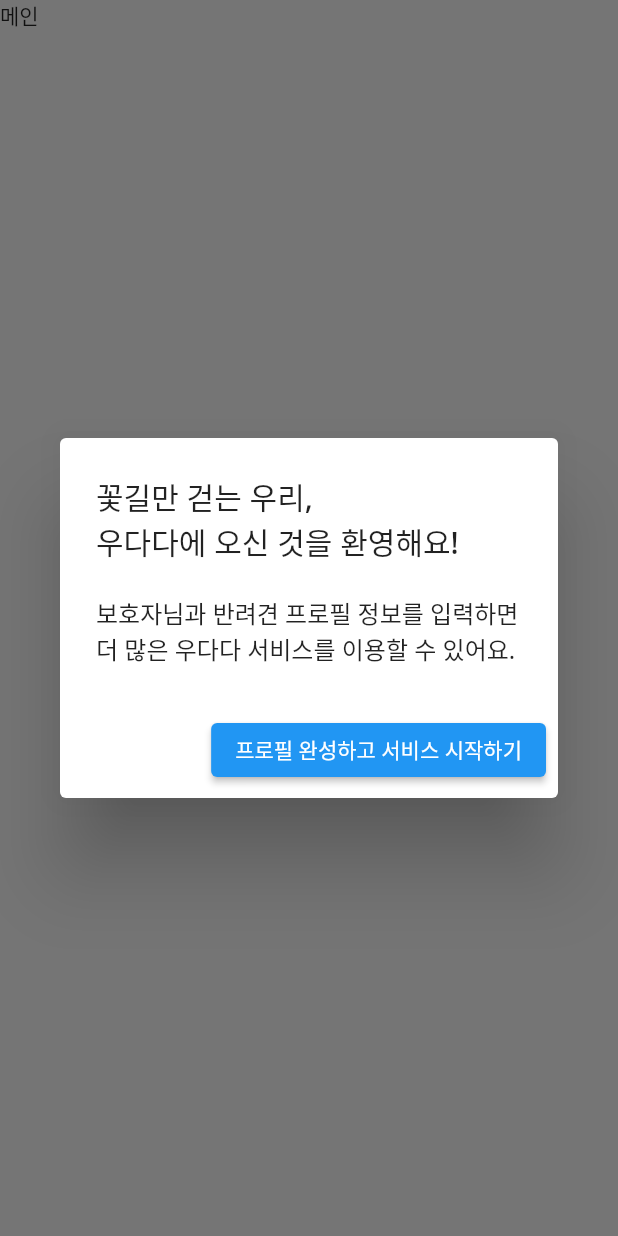
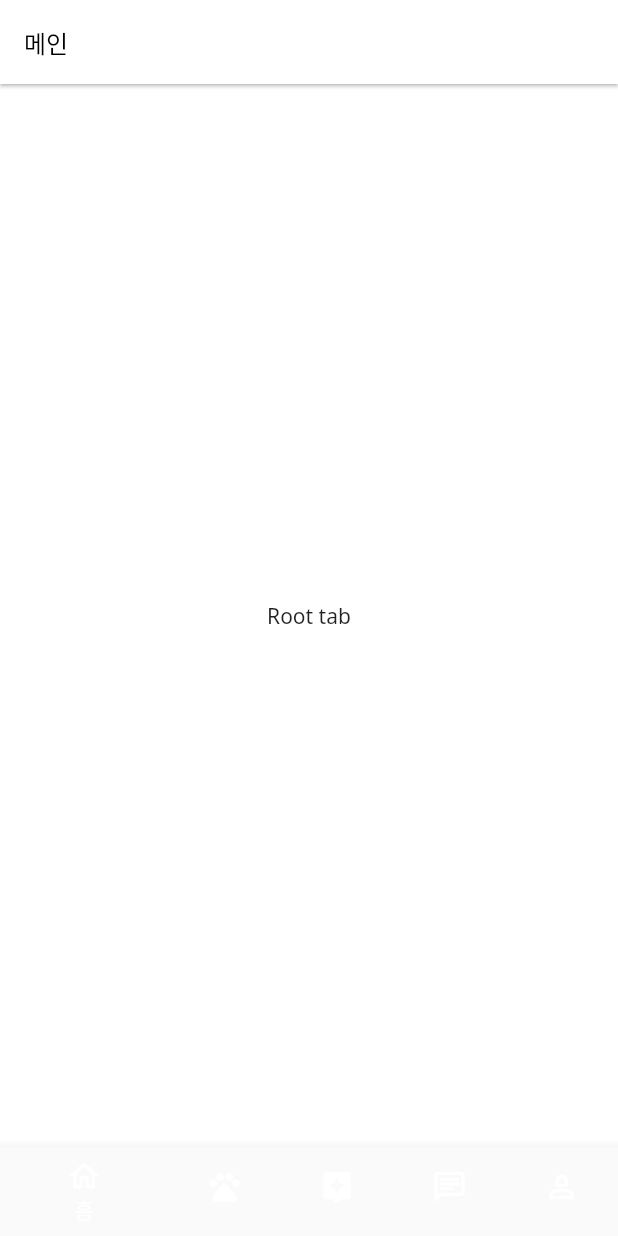
Before and after one commit to HelloHazel/woodada_fe, a Flutter app: the MainScreen widget shown alone on an empty page, opened directly, on a phone screen of 412 x 824 dp. Run offline on Flutter 3.47's test engine with Material 2 defaults, Android fonts, the phone set to English and light mode, and no system bars; our stand-ins replace custom_radio_grouped_button, dio, image_picker, permission_handler, webview_flutter; missing offline and left inert: flutter_naver_login, kakao_flutter_sdk.

Commit message:
Add MainScreen

```diff
--- a/lib/user/view/home_screen.dart
+++ b/lib/user/view/home_screen.dart
@@ -1,7 +1,7 @@
 import 'package:flutter/material.dart';
 import 'package:permission_handler/permission_handler.dart';
 import 'package:woodada/common/layout/default_layout.dart';
-import 'package:woodada/user/view/main_screen.dart';
+import 'package:woodada/common/view/root_tab.dart';
 
 class HomeScreen extends StatefulWidget {
   const HomeScreen({super.key});
@@ -105,7 +105,7 @@ class _HomeScreenState extends State<HomeScreen> {
                   Navigator.push(
                     context,
                     MaterialPageRoute(
-                      builder: (context) => const MainScreen(),
+                      builder: (context) => const RootTab(),
                     ),
                   );
                 } else {
--- a/lib/user/view/main_screen.dart
+++ b/lib/user/view/main_screen.dart
@@ -1,58 +1,39 @@
 import 'package:flutter/material.dart';
 import 'package:woodada/common/layout/default_layout.dart';
-import 'package:woodada/user/view/sign_up_screen.dart';
 
-class MainScreen extends StatefulWidget {
-  const MainScreen({Key? key}) : super(key: key);
-
-  @override
-  _MainScreenState createState() => _MainScreenState();
-}
-
-class _MainScreenState extends State<MainScreen> {
-  @override
-  void initState() {
-    super.initState();
-    Future.delayed(Duration.zero, () {
-      _showInitialPopup(); // initState 완료 후 팝업 표시
-    });
-  }
-
-  void _showInitialPopup() {
-    showDialog(
-      context: context,
-      builder: (context) {
-        return AlertDialog(
-          title: const Text('꽃길만 걷는 우리, \n우다다에 오신 것을 환영해요!'),
-          content:
-              const Text('보호자님과 반려견 프로필 정보를 입력하면 \n더 많은 우다다 서비스를 이용할 수 있어요.'),
-          actions: <Widget>[
-            ElevatedButton(
-              onPressed: () {
-                Navigator.push(
-                  context,
-                  MaterialPageRoute(
-                    builder: (context) => const SignUpScreen(),
-                  ),
-                );
-              },
-              child: const Text('프로필 완성하고 서비스 시작하기'),
-            ),
-          ],
-        );
-      },
-    );
-  }
+class MainScreen extends StatelessWidget {
+  const MainScreen({super.key});
 
   @override
   Widget build(BuildContext context) {
-    return const DefaultLayout(
-      child: SingleChildScrollView(
-        child: SafeArea(
-          child: Column(
-            children: [Text('메인')],
+    return DefaultLayout(
+      title: '메인',
+      bottomNavigationBar: BottomNavigationBar(
+        items: const [
+          BottomNavigationBarItem(
+            icon: Icon(Icons.home_outlined),
+            label: '홈',
           ),
-        ),
+          BottomNavigationBarItem(
+            icon: Icon(Icons.pets),
+            label: '메이트',
+          ),
+          BottomNavigationBarItem(
+            icon: Icon(Icons.assistant_rounded),
+            label: '매니저',
+          ),
+          BottomNavigationBarItem(
+            icon: Icon(Icons.chat_outlined),
+            label: '채팅',
+          ),
+          BottomNavigationBarItem(
+            icon: Icon(Icons.person_2_outlined),
+            label: '마이페이지',
+          ),
+        ],
+      ),
+      child: const Center(
+        child: Text('Root tab'),
       ),
     );
   }
--- a/lib/user/view/pet_sign_up_screen.dart
+++ b/lib/user/view/pet_sign_up_screen.dart
@@ -5,6 +5,8 @@ import 'package:flutter/material.dart';
 import 'package:image_picker/image_picker.dart';
 import 'package:woodada/common/components/custom_text_form_field.dart';
 import 'package:woodada/common/layout/default_layout.dart';
+import 'package:woodada/user/view/main_screen.dart';
+import 'package:woodada/common/view/root_tab.dart';
 import 'package:woodada/user/view/web_view_screen.dart';
 
 class PetSignUpScreen extends StatefulWidget {
@@ -246,7 +248,7 @@ class _PetSignUpScreenState extends State<PetSignUpScreen> {
           Navigator.push(
             context,
             MaterialPageRoute(
-              builder: (context) => WebViewScreen(),
+              builder: (context) => const MainScreen(),
             ),
           );
         },
--- a/lib/user/view/web_view_screen.dart
+++ b/lib/user/view/web_view_screen.dart
@@ -23,7 +23,6 @@ class _WebViewScreenState extends State<WebViewScreen> {
         },
         onPageStarted: (String url) {
           // 웹 페이지 로딩이 시작될 때 호출되는 콜백입니다.
-
           debugPrint('Page started loading: $url');
         },
         onPageFinished: (String url) {
--- a/pubspec.yaml
+++ b/pubspec.yaml
@@ -71,6 +71,7 @@ flutter:
     - asset/svg/icon/
     - asset/img/logo/
     - asset/img/common/
+    - asset/img/pet/
     - asset/rive/
     - asset/login_button/kakao_btn.png
     - asset/login_button/naver_btn.png
```
Also changed, not shown: lib/common/view/root_tab.dart (added, +119 -0 lines), lib/main/component/main_card.dart (added, +30 -0 lines), lib/main/view/main_screen.dart (added, +22 -0 lines), asset/img/pet/pet1.jpg (added), lib/common/view/splash_screen.dart (renamed from lib/user/view/splash_screen.dart).
